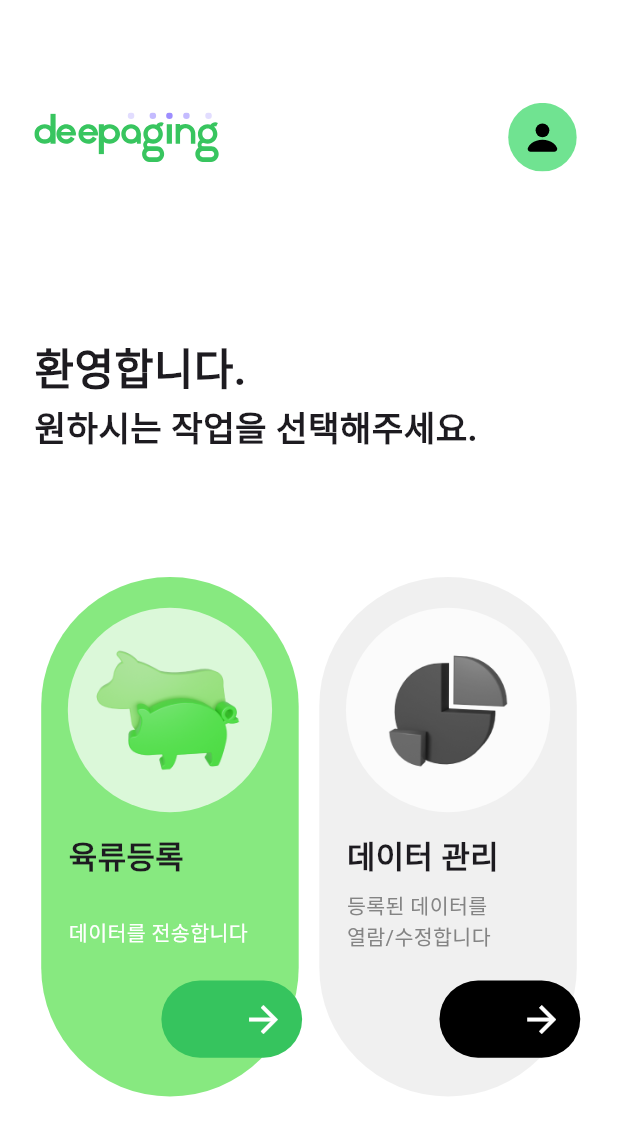
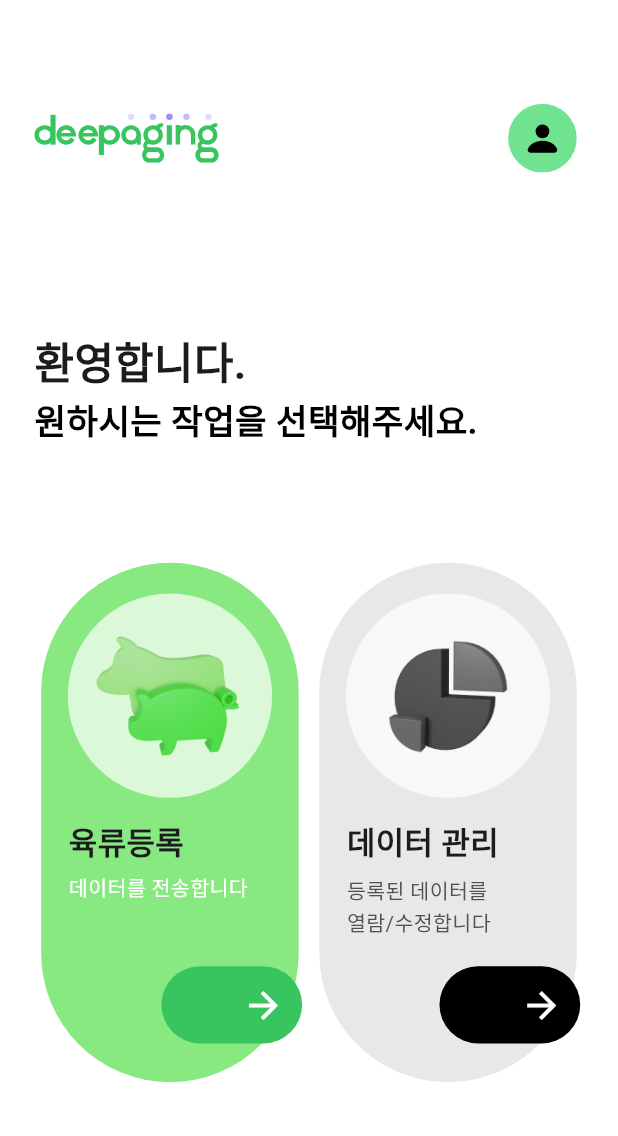
Before and after one commit to wonjuneee/20242R0136COSE48002, a Flutter app: the HomeScreen screen opened by its route, on a phone screen of 412 x 824 dp. Shown: the top 1136 px of the screen. Run offline on Flutter 3.47's test engine with Material 3 defaults, Android fonts, the phone set to English and light mode, and no system bars; our stand-ins replace camera, cloud_firestore, dotted_border, email_validator, firebase_auth, firebase_core and 9 more; missing offline and left inert: kpostal, qr_code_scanner, syncfusion_flutter_core, xml2json; accounts and stored records are empty; Roboto replaces fonts that are missing (Pretendard).

Commit message:
fix: home palette, margin 적용

```diff
--- a/app/structure/lib/config/palette.dart
+++ b/app/structure/lib/config/palette.dart
@@ -5,15 +5,18 @@ class Palette {
   /* 색 관련 변수 */
   // Primary 색 (초록)
   static const Color primary = Color(0xFF38C55F);
-  static Color primary50 = const Color(0xFF38C55F).withOpacity(0.5);
 
   // Primary 색 위에 올라가는 텍스트 색상
   static const Color onPrimary = Color(0xFFE8E8E8);
+
+  // Primary continaer 색 (연초록)
+  static const Color primaryContainer = Color(0xFF87E980);
 
   // Secondary 색 (회색)
   static const Color secondary = Color(0xFF515151);
   static const Color onSecondary = Color(0xFF9F9F9F);
 
+  // Error 색 (빨강)
   static const Color error = Color(0xFFFF4949);
 
   // 기타 색
--- a/app/structure/lib/screen/home_screen.dart
+++ b/app/structure/lib/screen/home_screen.dart
@@ -4,7 +4,7 @@ import 'package:flutter_svg/svg.dart';
 import 'package:provider/provider.dart';
 import 'package:structure/components/custom_icon_button.dart';
 import 'package:structure/components/home_card.dart';
-import 'package:structure/config/pallete.dart';
+import 'package:structure/config/palette.dart';
 import 'package:structure/viewModel/home_view_model.dart';
 
 class HomeScreen extends StatelessWidget {
@@ -14,14 +14,16 @@ class HomeScreen extends StatelessWidget {
 
   @override
   Widget build(BuildContext context) {
+    HomeViewModel homeViewModel = context.watch<HomeViewModel>();
+
     return Scaffold(
-      backgroundColor: Colors.white,
-      body: Padding(
-        padding: EdgeInsets.symmetric(horizontal: 40.w),
+      body: Container(
+        margin: EdgeInsets.symmetric(horizontal: 40.w),
         child: Column(
-          crossAxisAlignment: CrossAxisAlignment.center,
+          crossAxisAlignment: CrossAxisAlignment.start,
+          mainAxisAlignment: MainAxisAlignment.spaceBetween,
           children: [
-            SizedBox(height: 95.h),
+            SizedBox(height: 96.h),
 
             // 상단 타이틀 area
             Row(
@@ -36,34 +38,27 @@ class HomeScreen extends StatelessWidget {
 
                 // 오른쪽 마이페이지 아이콘
                 CustomIconButton(
-                  image: (context.read<HomeViewModel>().userType == 'Normal')
+                  image: homeViewModel.userType == 'Normal'
                       ? 'assets/images/normalperson.svg'
-                      // 'assets/images/researcherperson.svg'
-                      : (context.read<HomeViewModel>().userType == 'Researcher')
+                      : homeViewModel.userType == 'Researcher'
                           ? 'assets/images/managerperson.svg'
                           : 'assets/images/researcherperson.svg',
-                  onTap: () =>
-                      context.read<HomeViewModel>().clickedMyPage(context),
+                  onTap: () => homeViewModel.clickedMyPage(context),
                   width: 80.w,
                   height: 80.h,
                 ),
               ],
             ),
-            SizedBox(height: 160.h),
 
+            Expanded(
+              child: Column(
+                crossAxisAlignment: CrossAxisAlignment.start,
+                mainAxisAlignment: MainAxisAlignment.center,
+                children: [
                   // 환영 텍스트
-            Row(
-              children: [
-                Column(
-                  crossAxisAlignment: CrossAxisAlignment.start,
-                  children: [
-                    Text('환영합니다.', style: Pallete.h1),
-                    Text('원하시는 작업을 선택해주세요.', style: Pallete.h2),
-                  ],
-                ),
-              ],
-            ),
-            SizedBox(height: 120.h),
+                  Text('환영합니다.', style: Palette.h1),
+                  Text('원하시는 작업을 선택해주세요.', style: Palette.h2),
+                  SizedBox(height: 112.h),
 
                   // 육류 등록/관리 버튼
                   Row(
@@ -71,15 +66,14 @@ class HomeScreen extends StatelessWidget {
                       // 육류 등록 버튼
                       HomeCard(
                         mainText: '육류등록',
-                  subText: '\n데이터를 전송합니다',
+                        subText: '데이터를 전송합니다',
                         imageUrl: 'assets/images/pig.png',
-                  mainColor: Pallete.meatRegiCardBg,
-                  btnColor: Pallete.meatRegiBtnBg,
-                  subTextStyle: Pallete.h5White,
+                        mainColor: Palette.primaryContainer,
+                        btnColor: Palette.primary,
+                        subTextStyle: Palette.h5.copyWith(color: Colors.white),
                         imageWidth: 180.w,
                         imageHeight: 158.h,
-                  onTap: () =>
-                      context.read<HomeViewModel>().clickedMeatRegist(context),
+                        onTap: () => homeViewModel.clickedMeatRegist(context),
                       ),
                       const Spacer(),
 
@@ -88,15 +82,17 @@ class HomeScreen extends StatelessWidget {
                         mainText: '데이터 관리',
                         subText: '등록된 데이터를\n열람/수정합니다',
                         imageUrl: 'assets/images/chart.png',
-                  mainColor: Pallete.dataMngCardBg,
-                  btnColor: Pallete.dataMngBtndBg,
-                  subTextStyle: Pallete.h5Grey,
+                        mainColor: Palette.onPrimary,
+                        btnColor: Colors.black,
+                        subTextStyle: Palette.h5Secondary,
                         imageWidth: 200.w,
                         imageHeight: 200.h,
-                  onTap: () =>
-                      context.read<HomeViewModel>().clickedDataManage(context),
+                        onTap: () => homeViewModel.clickedDataManage(context),
                       ),
                     ],
+                  ),
+                ],
+              ),
             ),
           ],
         ),
```
Lines whose indentation alone changed are shown as unchanged.
